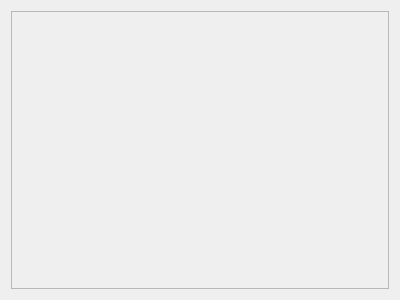
Old version of the form src/gui/worksheet.ui in the repository SpoodyTheOne/OpenBirch.
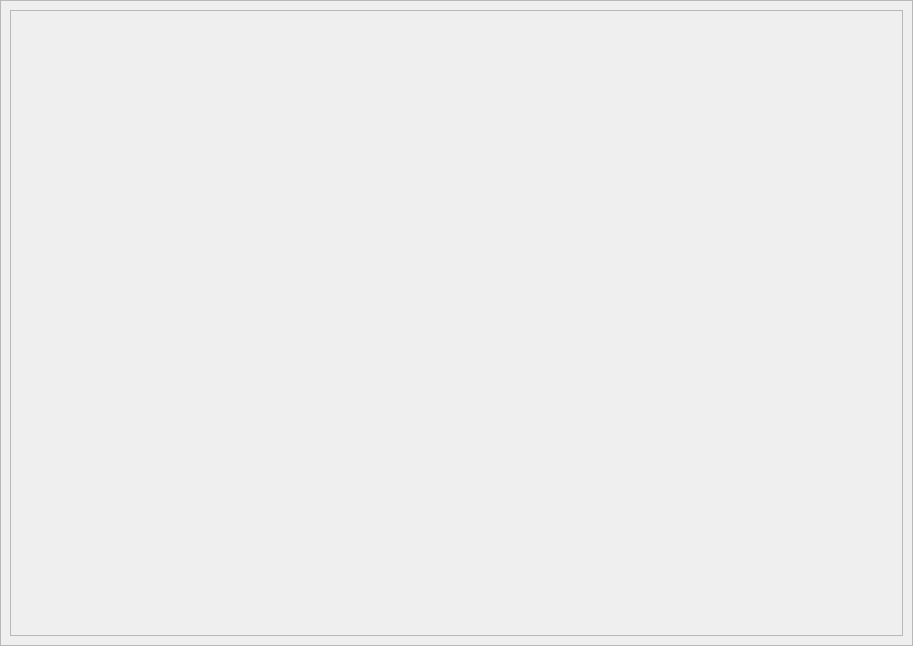
New version of the form.

Commit message: Rework worksheet and math edit [WIP]

What changed in the file:
```diff
--- a/src/gui/worksheet.ui
+++ b/src/gui/worksheet.ui
@@ -6,38 +6,50 @@
    <rect>
     <x>0</x>
     <y>0</y>
-    <width>400</width>
-    <height>300</height>
+    <width>913</width>
+    <height>646</height>
    </rect>
   </property>
   <property name="windowTitle">
    <string>Form</string>
   </property>
+  <layout class="QHBoxLayout" name="horizontalLayout_2">
+   <property name="leftMargin">
+    <number>0</number>
+   </property>
+   <property name="topMargin">
+    <number>0</number>
+   </property>
+   <property name="rightMargin">
+    <number>0</number>
+   </property>
+   <property name="bottomMargin">
+    <number>0</number>
+   </property>
+   <item>
+    <widget class="QFrame" name="frame">
+     <property name="frameShape">
+      <enum>QFrame::StyledPanel</enum>
+     </property>
+     <property name="frameShadow">
+      <enum>QFrame::Raised</enum>
+     </property>
   <layout class="QHBoxLayout" name="horizontalLayout">
    <item>
-    <widget class="QScrollArea" name="MainScrollArea">
-     <property name="sizeAdjustPolicy">
-      <enum>QAbstractScrollArea::AdjustToContents</enum>
-     </property>
+       <widget class="QScrollArea" name="scrollArea">
      <property name="widgetResizable">
       <bool>true</bool>
      </property>
-     <property name="alignment">
-      <set>Qt::AlignLeading|Qt::AlignLeft|Qt::AlignTop</set>
-     </property>
      <widget class="QWidget" name="scrollAreaWidgetContents">
       <property name="geometry">
        <rect>
         <x>0</x>
         <y>0</y>
-        <width>380</width>
-        <height>280</height>
-       </rect>
-      </property>
-      <layout class="QVBoxLayout" name="verticalLayout_2">
-       <property name="spacing">
-        <number>2</number>
-       </property>
+           <width>883</width>
+           <height>616</height>
+          </rect>
+         </property>
+         <layout class="QHBoxLayout" name="horizontalLayout_3">
        <item>
         <layout class="QVBoxLayout" name="MainContentWindow">
          <item>
@@ -57,6 +69,9 @@
        </item>
       </layout>
      </widget>
+       </widget>
+      </item>
+     </layout>
     </widget>
    </item>
   </layout>
```
Lines whose indentation alone changed are shown as unchanged. The commit also changes 8 other files.
